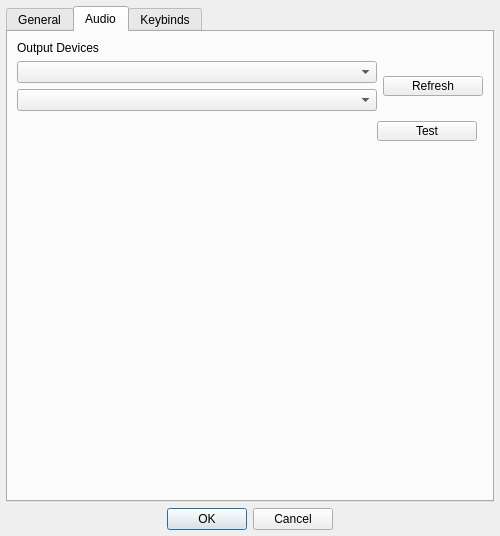
Above: src/Dialog/dialogsettings.ui from defaultsamson/Soundboard before the change. Below: the same form after it.
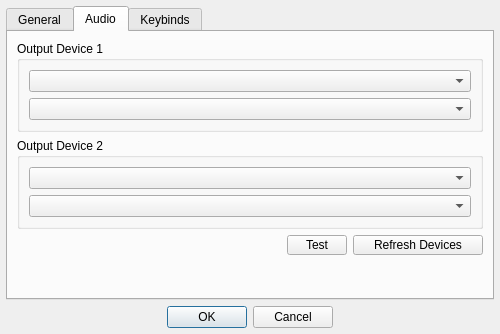
That is the form after the change. The open tabs and pages were chosen to show the change. Custom widgets are drawn as their Qt base class.

Commit message: Added second audio output device

```diff
--- a/src/Dialog/dialogsettings.ui
+++ b/src/Dialog/dialogsettings.ui
@@ -7,7 +7,7 @@
     <x>0</x>
     <y>0</y>
     <width>500</width>
-    <height>536</height>
+    <height>334</height>
    </rect>
   </property>
   <property name="windowTitle">
@@ -78,55 +78,75 @@
       </attribute>
       <layout class="QVBoxLayout" name="verticalLayout_7">
        <item>
-        <widget class="QLabel" name="labelOutputDevice">
-         <property name="text">
-          <string>Output Devices</string>
+        <widget class="QGroupBox" name="groupBoxDevice1">
+         <property name="title">
+          <string>Output Device 1</string>
          </property>
+         <layout class="QVBoxLayout" name="verticalLayout_8">
+          <item>
+           <widget class="QComboBox" name="comboBoxDriver1"/>
+          </item>
+          <item>
+           <widget class="QComboBox" name="comboBoxOutputDevice1"/>
+          </item>
+         </layout>
+        </widget>
+       </item>
+       <item>
+        <widget class="QGroupBox" name="groupBoxDevice2">
+         <property name="title">
+          <string>Output Device 2</string>
+         </property>
+         <layout class="QVBoxLayout" name="verticalLayout_5">
+          <item>
+           <widget class="QComboBox" name="comboBoxDriver2"/>
+          </item>
+          <item>
+           <widget class="QComboBox" name="comboBoxOutputDevice2"/>
+          </item>
+         </layout>
         </widget>
        </item>
        <item>
         <layout class="QHBoxLayout" name="horizontalLayout_5">
          <item>
-          <layout class="QVBoxLayout" name="verticalLayout_5">
-           <item>
-            <widget class="QComboBox" name="comboBoxDriver"/>
-           </item>
-           <item>
-            <widget class="QComboBox" name="comboBoxOutputDevice"/>
-           </item>
-          </layout>
+          <widget class="WidgetAudio" name="outputBar" native="true">
+           <property name="maximumSize">
+            <size>
+             <width>16777215</width>
+             <height>20</height>
+            </size>
+           </property>
+          </widget>
+         </item>
+         <item>
+          <widget class="QPushButton" name="pushButtonOutput">
+           <property name="maximumSize">
+            <size>
+             <width>60</width>
+             <height>20</height>
+            </size>
+           </property>
+           <property name="text">
+            <string>Test</string>
+           </property>
+          </widget>
          </item>
          <item>
           <widget class="QPushButton" name="pushButtonRefresh">
            <property name="maximumSize">
             <size>
-             <width>100</width>
+             <width>130</width>
              <height>20</height>
             </size>
            </property>
            <property name="text">
-            <string>Refresh</string>
+            <string>Refresh Devices</string>
            </property>
           </widget>
          </item>
         </layout>
        </item>
-       <item>
-        <spacer name="verticalSpacer">
-         <property name="orientation">
-          <enum>Qt::Vertical</enum>
-         </property>
-         <property name="sizeType">
-          <enum>QSizePolicy::Fixed</enum>
-         </property>
-         <property name="sizeHint" stdset="0">
-          <size>
-           <width>20</width>
-           <height>4</height>
-          </size>
-         </property>
-        </spacer>
-       </item>
        <item>
         <widget class="QWidget" name="widget_4" native="true">
          <layout class="QHBoxLayout" name="horizontalLayout">
@@ -143,44 +163,21 @@
            <number>0</number>
           </property>
           <item>
-           <widget class="WidgetAudio" name="outputBar" native="true">
-            <property name="maximumSize">
-             <size>
-              <width>16777215</width>
-              <height>20</height>
-             </size>
+           <spacer name="verticalSpacer">
+            <property name="orientation">
+             <enum>Qt::Vertical</enum>
             </property>
-           </widget>
-          </item>
-          <item>
-           <widget class="QPushButton" name="pushButtonOutput">
-            <property name="maximumSize">
+            <property name="sizeHint" stdset="0">
              <size>
-              <width>100</width>
-              <height>20</height>
+              <width>20</width>
+              <height>40</height>
              </size>
             </property>
-            <property name="text">
-             <string>Test</string>
-            </property>
-           </widget>
+           </spacer>
           </item>
          </layout>
         </widget>
        </item>
-       <item>
-        <spacer name="verticalSpacer_3">
-         <property name="orientation">
-          <enum>Qt::Vertical</enum>
-         </property>
-         <property name="sizeHint" stdset="0">
-          <size>
-           <width>20</width>
-           <height>40</height>
-          </size>
-         </property>
-        </spacer>
-       </item>
       </layout>
      </widget>
      <widget class="QWidget" name="tab_3">
```
Left out of the diff: 2 changed lines with no effect on the pictures. The commit also changes 2 other files.
